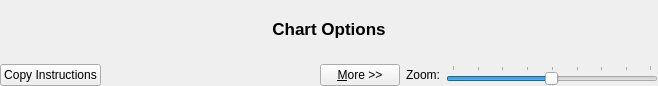
Old version of the form src/optionsbar.ui in the repository iPenguin/CrochetCharts.
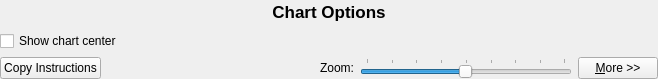
New version of the form.

Commit message: Add basic showChartCenter option. WIP

Patch:
```diff
--- a/src/optionsbar.ui
+++ b/src/optionsbar.ui
@@ -7,7 +7,7 @@
     <x>0</x>
     <y>0</y>
     <width>658</width>
-    <height>86</height>
+    <height>79</height>
    </rect>
   </property>
   <property name="windowTitle">
@@ -37,6 +37,13 @@
         </property>
        </widget>
       </item>
+      <item row="1" column="0">
+       <widget class="QCheckBox" name="showChartSymbol">
+        <property name="text">
+         <string>Show chart center</string>
+        </property>
+       </widget>
+      </item>
      </layout>
     </widget>
    </item>
@@ -62,13 +69,6 @@
        </property>
       </spacer>
      </item>
-     <item>
-      <widget class="QPushButton" name="moreBttn">
-       <property name="text">
-        <string>&amp;More &gt;&gt;</string>
-       </property>
-      </widget>
-     </item>
      <item>
       <widget class="QLabel" name="label_2">
        <property name="text">
@@ -107,6 +107,13 @@
        </property>
       </widget>
      </item>
+     <item>
+      <widget class="QPushButton" name="moreBttn">
+       <property name="text">
+        <string>&amp;More &gt;&gt;</string>
+       </property>
+      </widget>
+     </item>
     </layout>
    </item>
   </layout>
```
Left out of the diff: 1 changed line with no effect on the pictures. The commit also changes 4 other files.
